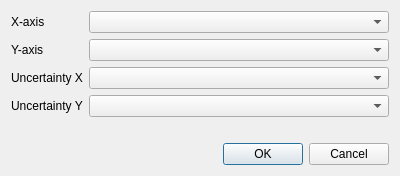
Before: the Qt Designer form src/analyser/resources/create_plot_dialog.ui in davidfokkema/tailor, drawn with Qt 5.
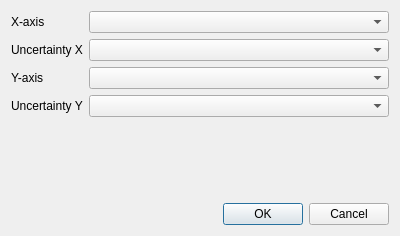
After: the same form once the commit is applied.

What changed in the file:
```diff
--- a/src/analyser/resources/create_plot_dialog.ui
+++ b/src/analyser/resources/create_plot_dialog.ui
@@ -7,7 +7,7 @@
     <x>0</x>
     <y>0</y>
     <width>400</width>
-    <height>176</height>
+    <height>236</height>
    </rect>
   </property>
   <property name="windowTitle">
@@ -27,25 +27,25 @@
       <widget class="QComboBox" name="x_axis_box"/>
      </item>
      <item row="1" column="0">
-      <widget class="QLabel" name="yAxisLabel">
-       <property name="text">
-        <string>Y-axis</string>
-       </property>
-      </widget>
-     </item>
-     <item row="1" column="1">
-      <widget class="QComboBox" name="y_axis_box"/>
-     </item>
-     <item row="2" column="0">
       <widget class="QLabel" name="uncertaintyXLabel">
        <property name="text">
         <string>Uncertainty X</string>
        </property>
       </widget>
      </item>
-     <item row="2" column="1">
+     <item row="1" column="1">
       <widget class="QComboBox" name="x_err_box"/>
      </item>
+     <item row="2" column="0">
+      <widget class="QLabel" name="yAxisLabel">
+       <property name="text">
+        <string>Y-axis</string>
+       </property>
+      </widget>
+     </item>
+     <item row="2" column="1">
+      <widget class="QComboBox" name="y_axis_box"/>
+     </item>
      <item row="3" column="0">
       <widget class="QLabel" name="uncertaintyYLabel">
        <property name="text">
```
Left out of the diff: 14 changed lines with no effect on the pictures.
